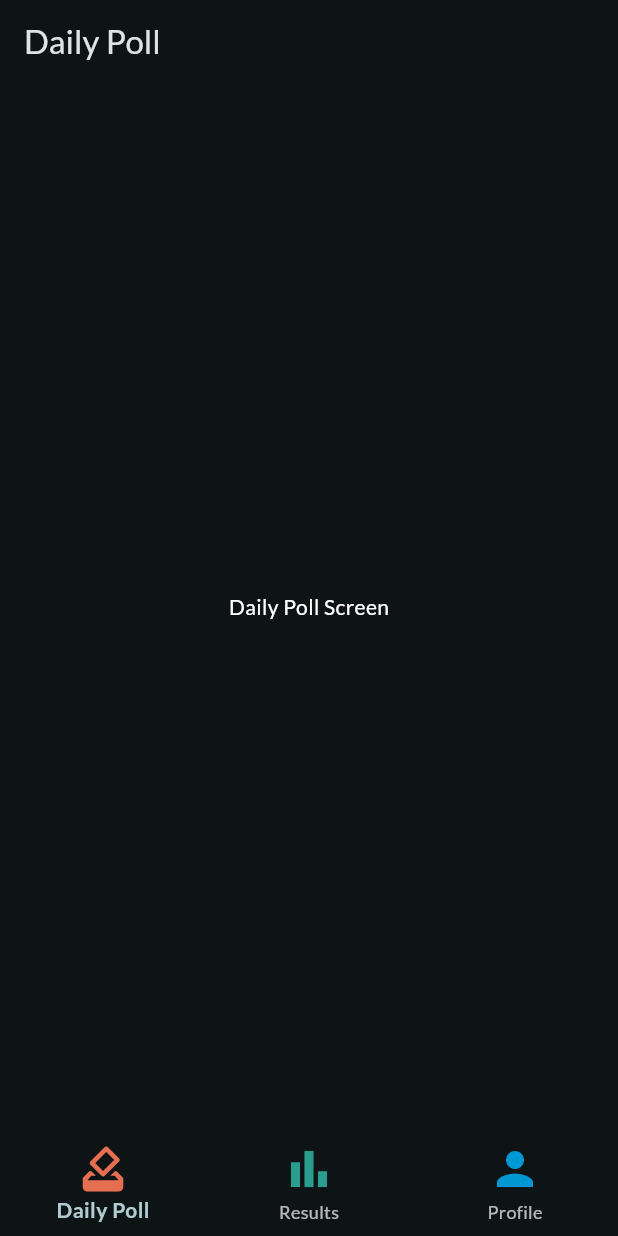
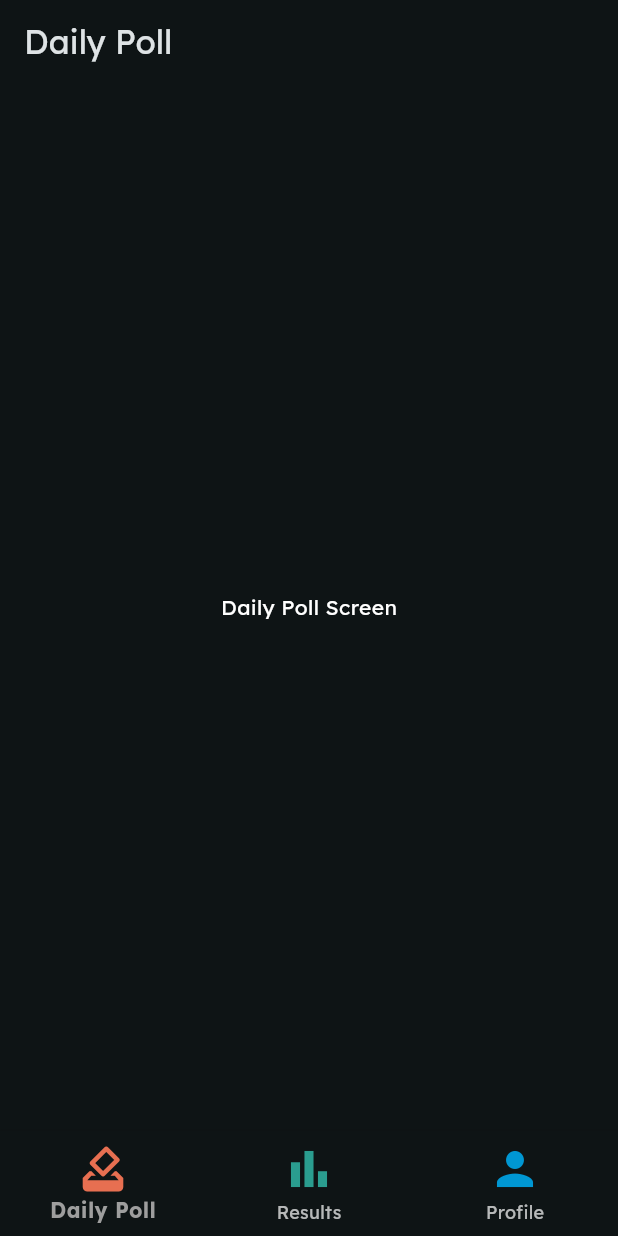
Before and after one commit to DCXan/apolli, a Flutter app: the screen it shows after launch, on a phone screen of 412 x 824 dp. Run offline on Flutter 3.47's test engine with Material 3 defaults, Android fonts, the phone set to English and light mode, and no system bars; our stand-ins replace google_fonts; missing offline and left inert: bottom_navbar_with_indicator.

Commit message:
change text theme to lexend

```diff
--- a/apolli/lib/main.dart
+++ b/apolli/lib/main.dart
@@ -6,9 +6,9 @@ final theme = ThemeData(
   useMaterial3: true,
   colorScheme: ColorScheme.fromSeed(
     brightness: Brightness.dark,
-    seedColor: Color.fromARGB(255, 255, 255, 255),
+    seedColor: const Color.fromARGB(255, 255, 255, 255),
   ),
-  textTheme: GoogleFonts.latoTextTheme(),
+  textTheme: GoogleFonts.lexendTextTheme(),
 );
 
 void main() {
--- a/apolli/lib/ui/navbar.dart
+++ b/apolli/lib/ui/navbar.dart
@@ -2,6 +2,7 @@ import 'package:apolli/screens/daily_poll.dart';
 import 'package:apolli/screens/profile.dart';
 import 'package:apolli/screens/results.dart';
 import 'package:flutter/material.dart';
+import 'package:bottom_navbar_with_indicator/bottom_navbar_with_indicator.dart';
 
 class Navbar extends StatefulWidget {
   const Navbar({super.key});
@@ -63,6 +64,7 @@ class _NavbarState extends State<Navbar> {
       body: activeScreen,
       bottomNavigationBar: BottomNavigationBar(
         selectedLabelStyle: const TextStyle(fontWeight: FontWeight.bold),
+        selectedItemColor: Theme.of(context).primaryColorLight,
         iconSize: 36,
         currentIndex: _selectedPageIndex,
         onTap: (index) {
--- a/apolli/pubspec.yaml
+++ b/apolli/pubspec.yaml
@@ -7,6 +7,7 @@ environment:
   sdk: '>=3.2.5 <4.0.0'
 
 dependencies:
+  bottom_navbar_with_indicator: ^0.0.8
   flutter:
     sdk: flutter
   google_fonts: ^6.1.0
```
Also changed, not shown: apolli/pubspec.lock.
